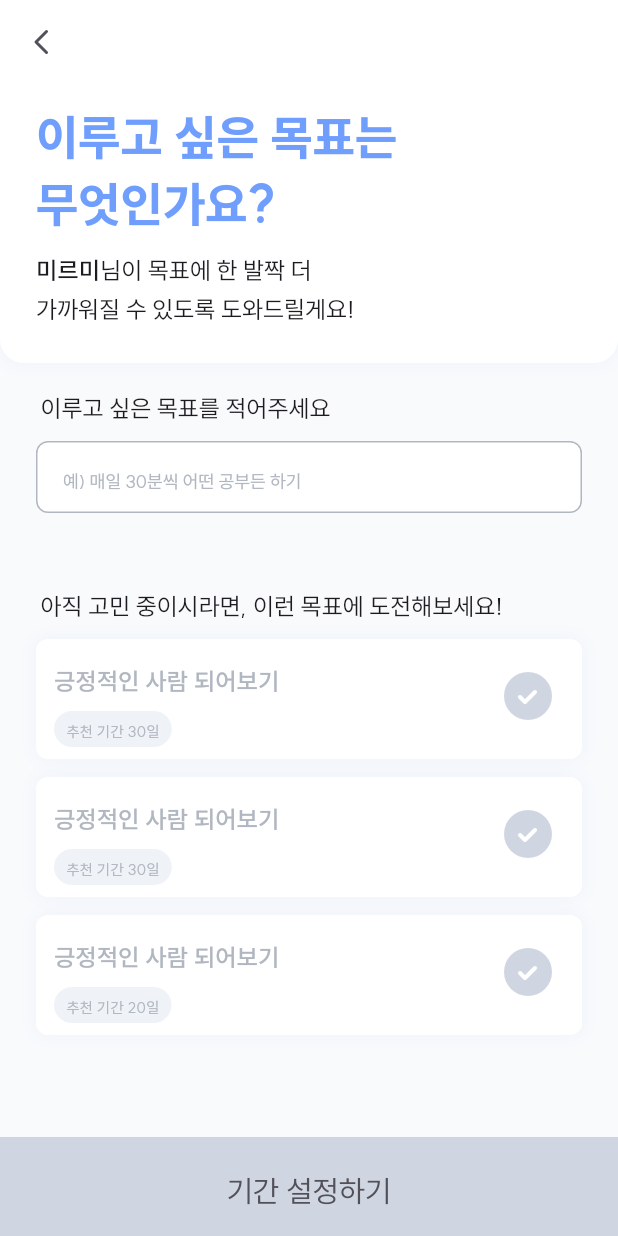
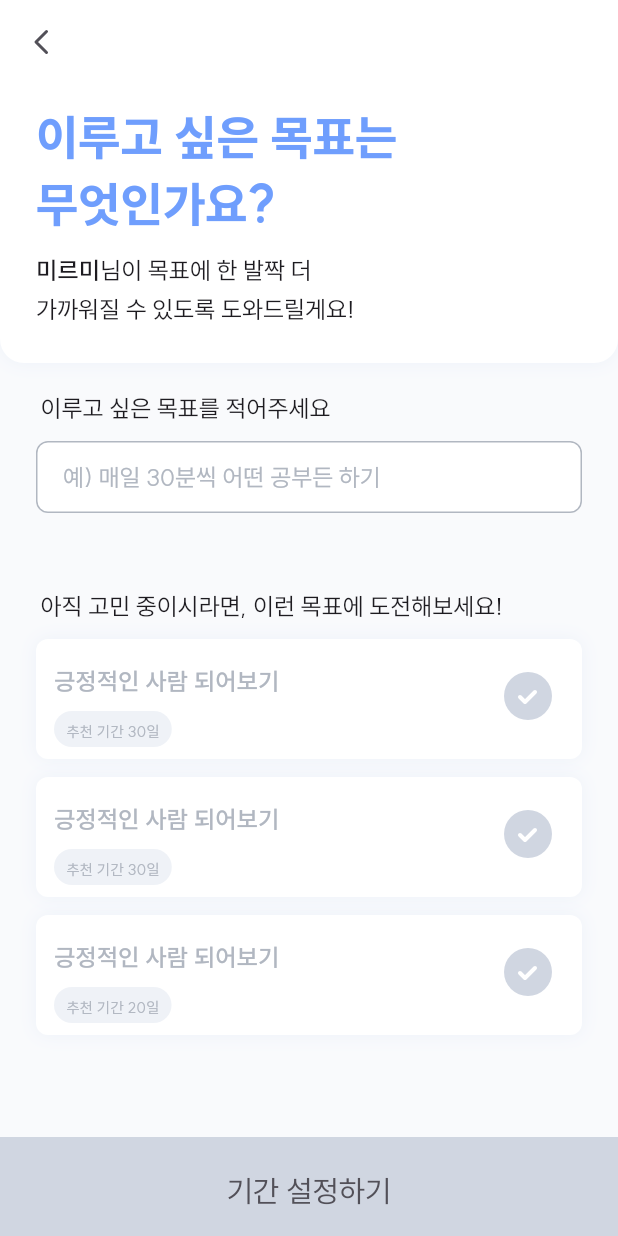
Before and after one commit to 9oormthon-univ/2024_DANPOONG_TEAM_27_FE, a Flutter app: the screen it shows after launch, after a tap on "온보딩", on a phone screen of 412 x 824 dp. Run offline on Flutter 3.47's test engine with Material 3 defaults, Android fonts, the phone set to English and light mode, and no system bars; our stand-ins replace dio, equatable, flutter_riverpod, flutter_secure_storage, flutter_svg, go_router and 2 more; generated files the repository leaves out were written again; network calls fail; project files that could hold a hidden picture were left out.

Commit message:
💄 텍스트 필드 스타일 변경
텍스트 필드 스타일 변경

```diff
--- a/lib/ui/onboarding/views/onboarding_goal_view.dart
+++ b/lib/ui/onboarding/views/onboarding_goal_view.dart
@@ -71,8 +71,12 @@ class _OnboardingGoalViewState extends ConsumerState<OnboardingGoalView> {
                     enabledBorderColor: LuckitColors.gray40,
                     focusedBorderColor: LuckitColors.main,
                     textInputType: TextInputType.text,
-                    hintTextStyle: LuckitTypos.suitR12.copyWith(
+                    textStyle: LuckitTypos.suitR16.copyWith(
+                      height: 0.0
+                    ),
+                    hintTextStyle: LuckitTypos.suitR16.copyWith(
                       color: LuckitColors.gray40,
+                      height: 0.0
                     ),
                   ),
                   const Padding(
```
